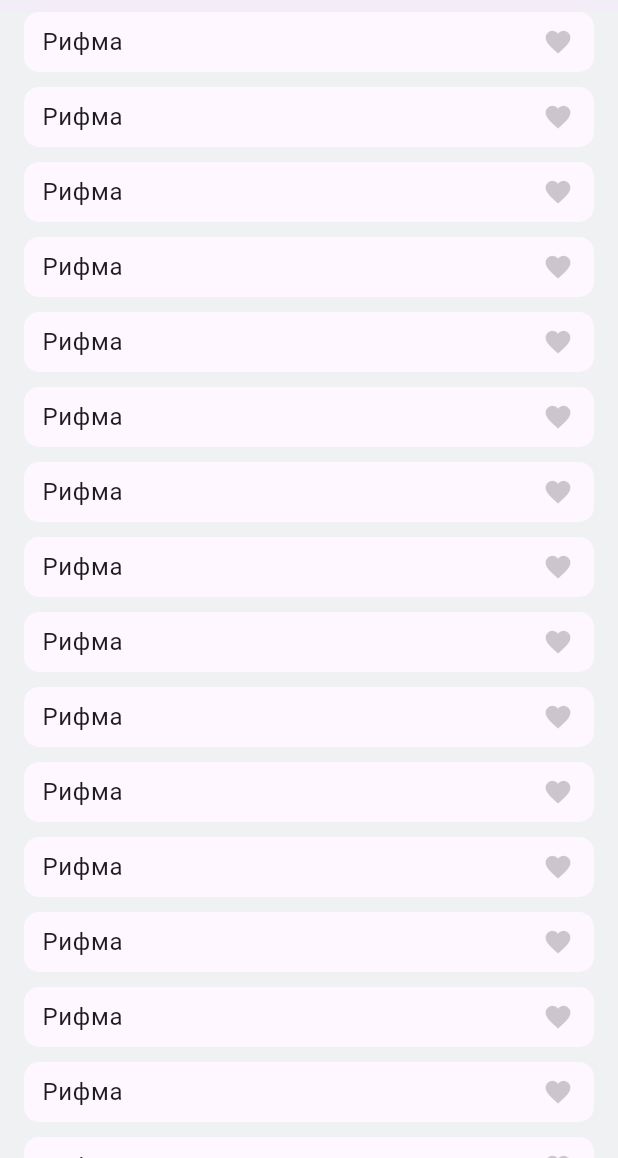
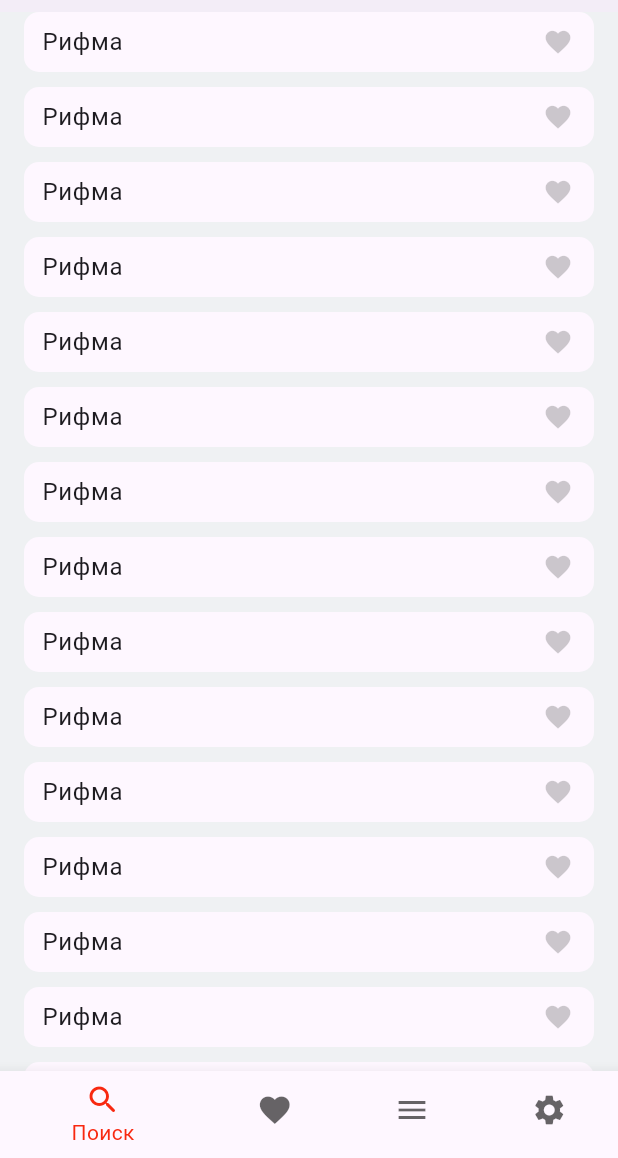
Before and after one commit to dudeel/Rhymer, a Flutter app: the screen it shows after launch, scrolled down 576 dp, on a phone screen of 412 x 824 dp, the part 78-1236 px from its top. Run offline on Flutter 3.47's test engine with Material 2 defaults, Android fonts, the phone set to English and light mode, and no system bars.

Commit message:
refactoring main screen

```diff
--- a/lib/main.dart
+++ b/lib/main.dart
@@ -30,12 +30,56 @@ class HomeScreen extends StatelessWidget {
   @override
   Widget build(BuildContext context) {
     // final theme = Theme.of(context);
-    return Scaffold(
+    return const Scaffold(
       body: CustomScrollView(
         slivers: [
-          const MainAppBar(),
-          const SliverToBoxAdapter(child: SizedBox(height: 10)),
-          SliverToBoxAdapter(
+          MainAppBar(),
+          SliverToBoxAdapter(child: SizedBox(height: 10)),
+          HistoryBlock(),
+          SliverToBoxAdapter(child: SizedBox(height: 10)),
+          RhymesBlock(),
+        ],
+      ),
+      bottomNavigationBar: MainBottomBar(),
+    );
+  }
+}
+
+class MainAppBar extends StatelessWidget {
+  const MainAppBar({super.key});
+
+  @override
+  Widget build(BuildContext context) {
+    return const SliverAppBar(
+      pinned: true,
+      snap: true,
+      floating: true,
+      centerTitle: true,
+      title: Text(
+        'Rhymer',
+        style: TextStyle(
+          fontSize: 24,
+          fontWeight: FontWeight.w500,
+        ),
+      ),
+      elevation: 0,
+      surfaceTintColor: Colors.transparent,
+      bottom: PreferredSize(
+        preferredSize: Size.fromHeight(60),
+        child: SearhLine(),
+      ),
+    );
+  }
+}
+
+class HistoryBlock extends StatelessWidget {
+  const HistoryBlock({
+    super.key,
+  });
+
+  @override
+  Widget build(BuildContext context) {
+    return SliverToBoxAdapter(
       child: SizedBox(
         height: 100,
         child: ListView.separated(
@@ -45,19 +89,55 @@ class HomeScreen extends StatelessWidget {
               const SizedBox(width: 16),
           itemCount: 10,
           itemBuilder: (context, index) {
-                  final rhymes =
-                      List.generate(4, (index) => 'Рифма ${index + 1}');
+            final rhymes = List.generate(4, (index) => 'Рифма ${index + 1}');
             return RhymeHistoryCard(rhymes: rhymes);
           },
         ),
       ),
+    );
+  }
+}
+
+class RhymesBlock extends StatelessWidget {
+  const RhymesBlock({
+    super.key,
+  });
+
+  @override
+  Widget build(BuildContext context) {
+    return SliverList.builder(
+        itemCount: 30, itemBuilder: (context, index) => const RhymeListCard());
+  }
+}
+
+class MainBottomBar extends StatelessWidget {
+  const MainBottomBar({super.key});
+
+  @override
+  Widget build(BuildContext context) {
+    final theme = Theme.of(context);
+    return BottomNavigationBar(
+      selectedItemColor: theme.primaryColor,
+      unselectedItemColor: theme.hintColor,
+      currentIndex: 0,
+      items: const [
+        BottomNavigationBarItem(
+          icon: Icon(Icons.search_rounded),
+          label: 'Поиск',
         ),
-          const SliverToBoxAdapter(child: SizedBox(height: 10)),
-          SliverList.builder(
-              itemCount: 30,
-              itemBuilder: (context, index) => const RhymeListCard()),
+        BottomNavigationBarItem(
+          icon: Icon(Icons.favorite),
+          label: 'Избранное',
+        ),
+        BottomNavigationBarItem(
+          icon: Icon(Icons.menu),
+          label: 'Стихи',
+        ),
+        BottomNavigationBarItem(
+          icon: Icon(Icons.settings),
+          label: 'Настройки',
+        ),
       ],
-      ),
     );
   }
 }
@@ -94,27 +174,6 @@ class RhymeHistoryCard extends StatelessWidget {
                 .toList(),
           )
         ],
-      ),
-    );
-  }
-}
-
-class MainAppBar extends StatelessWidget {
-  const MainAppBar({super.key});
-
-  @override
-  Widget build(BuildContext context) {
-    return const SliverAppBar(
-      pinned: true,
-      snap: true,
-      floating: true,
-      centerTitle: true,
-      title: Text('Rhymer'),
-      elevation: 0,
-      surfaceTintColor: Colors.transparent,
-      bottom: PreferredSize(
-        preferredSize: Size.fromHeight(60),
-        child: SearhButton(),
       ),
     );
   }
@@ -180,8 +239,8 @@ class RhymeListCard extends StatelessWidget {
   }
 }
 
-class SearhButton extends StatelessWidget {
-  const SearhButton({super.key});
+class SearhLine extends StatelessWidget {
+  const SearhLine({super.key});
 
   @override
   Widget build(BuildContext context) {
```
Lines whose indentation alone changed are shown as unchanged.
